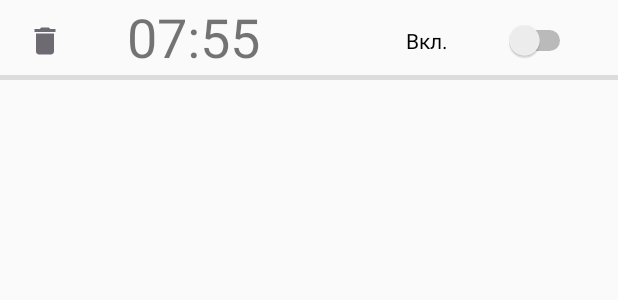
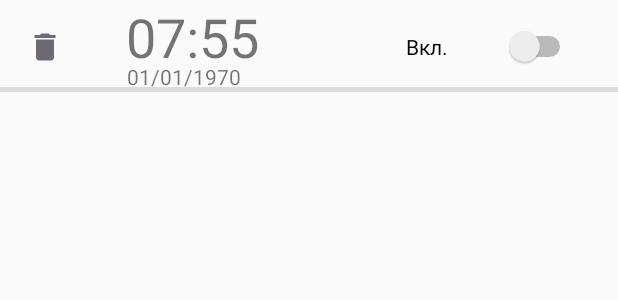
Before and after one commit to akchurinabarbara/-, an Android app: the layout alarm_list_element_layout.xml on its own in the app's theme, with its tools: preview values and no code run, on a phone screen of 412 x 824 dp. Shown: the top 300 px of the screen. Run offline under Robolectric (Android 15) with nearby library versions, the phone set to English and light mode, and no system bars.

```diff
--- a/app/src/main/res/layout/alarm_list_element_layout.xml
+++ b/app/src/main/res/layout/alarm_list_element_layout.xml
@@ -18,16 +18,29 @@
 
     <TextView
         android:id="@+id/alarmTime"
-        android:layout_width="165dp"
-        android:layout_height="53dp"
+        android:layout_width="175dp"
+        android:layout_height="41dp"
         android:layout_marginStart="84dp"
         android:text="07:55"
         android:textSize="36sp"
+        app:layout_constraintEnd_toStartOf="@+id/switchOn"
+        app:layout_constraintHorizontal_bias="0.0"
+        app:layout_constraintStart_toStartOf="parent"
+        app:layout_constraintTop_toTopOf="parent" />
+
+    <TextView
+        android:id="@+id/alarmDate"
+        android:layout_width="172dp"
+        android:layout_height="20dp"
+        android:layout_marginStart="84dp"
+        android:text="01/01/1970"
+        android:textSize="14sp"
         app:layout_constraintBottom_toBottomOf="parent"
         app:layout_constraintEnd_toStartOf="@+id/switchOn"
-        app:layout_constraintHorizontal_bias="0.028"
+        app:layout_constraintHorizontal_bias="0.038"
         app:layout_constraintStart_toStartOf="parent"
-        app:layout_constraintTop_toTopOf="parent" />
+        app:layout_constraintTop_toBottomOf="@+id/alarmTime"
+        app:layout_constraintVertical_bias="0.918" />
 
     <ImageButton
         android:id="@+id/deleteAlarm"
@@ -46,7 +59,7 @@
         android:layout_width="match_parent"
         android:layout_height="3dp"
         android:background="?android:attr/listDivider"
-        app:layout_constraintBottom_toBottomOf="@+id/alarmTime"
+        app:layout_constraintBottom_toBottomOf="@+id/alarmDate"
         tools:layout_editor_absoluteX="0dp" />
 
 </androidx.constraintlayout.widget.ConstraintLayout>
--- a/app/src/main/res/layout/fragment_first.xml
+++ b/app/src/main/res/layout/fragment_first.xml
@@ -30,7 +30,7 @@
         <androidx.recyclerview.widget.RecyclerView
             android:id="@+id/alarmsRecyclerView"
             android:layout_width="match_parent"
-            android:layout_height="481dp" />
+            android:layout_height="match_parent" />
 
     </LinearLayout>
 
```
Also changed, not shown: app/src/main/java/com/example/myalarmclock/UI/FirstFragment.java (+83 -2 lines), app/src/main/java/com/example/myalarmclock/UI/SecondFragment.java (+14 -0 lines), app/src/main/java/com/example/myalarmclock/adapter/AlarmAdapter.java (+7 -2 lines).
